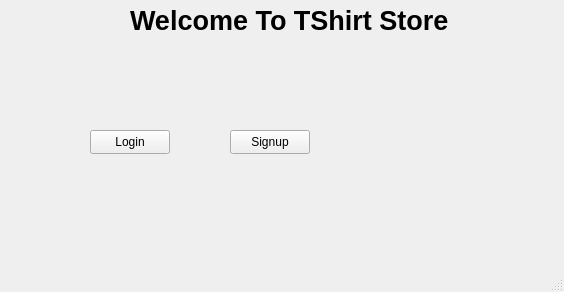
Old version of the form homescreen.ui in the repository Usman-Rizwan04/Ecommerce-store-cpp.
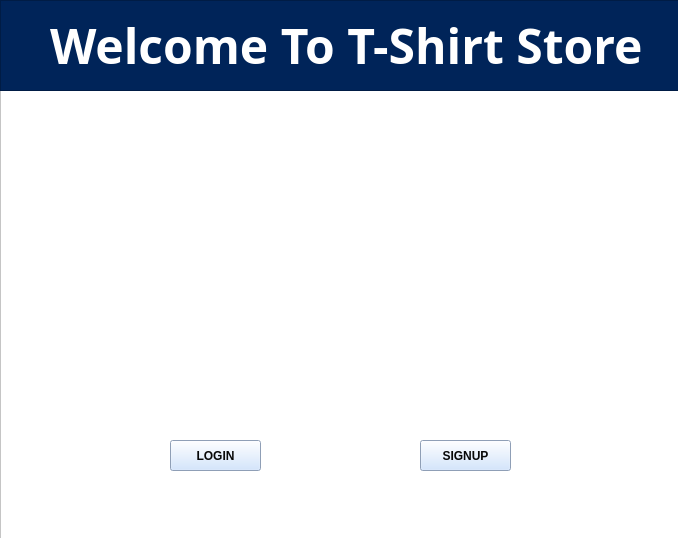
New version of the form. Icons and pictures are not drawn.

Patch:
```diff
--- a/homescreen.ui
+++ b/homescreen.ui
@@ -6,71 +6,145 @@
    <rect>
     <x>0</x>
     <y>0</y>
-    <width>564</width>
-    <height>292</height>
+    <width>678</width>
+    <height>538</height>
    </rect>
   </property>
   <property name="windowTitle">
    <string>HomeScreen</string>
   </property>
   <widget class="QWidget" name="centralwidget">
-   <widget class="QLabel" name="label">
+   <widget class="QFrame" name="frame">
     <property name="geometry">
      <rect>
-      <x>130</x>
+      <x>0</x>
       <y>0</y>
-      <width>321</width>
-      <height>41</height>
+      <width>681</width>
+      <height>541</height>
      </rect>
     </property>
-    <property name="font">
-     <font>
-      <pointsize>20</pointsize>
-      <bold>true</bold>
-     </font>
+    <property name="styleSheet">
+     <string notr="true">background-color: rgb(255, 255, 255);</string>
+    </property>
+    <property name="frameShape">
+     <enum>QFrame::Shape::StyledPanel</enum>
+    </property>
+    <property name="frameShadow">
+     <enum>QFrame::Shadow::Raised</enum>
+    </property>
+    <widget class="QLabel" name="lbl_image">
+     <property name="geometry">
+      <rect>
+       <x>170</x>
+       <y>160</y>
+       <width>331</width>
+       <height>221</height>
+      </rect>
     </property>
     <property name="text">
-     <string>Welcome To TShirt Store</string>
+      <string/>
+     </property>
+     <property name="pixmap">
+      <pixmap>C:/Users/CC/Downloads/—Pngtree—plain t-shirt with a lot_4888759.png</pixmap>
+     </property>
+     <property name="scaledContents">
+      <bool>true</bool>
     </property>
    </widget>
    <widget class="QPushButton" name="loginButton">
     <property name="geometry">
      <rect>
-      <x>90</x>
-      <y>130</y>
-      <width>80</width>
-      <height>24</height>
-     </rect>
-    </property>
+       <x>170</x>
+       <y>440</y>
+       <width>91</width>
+       <height>31</height>
+      </rect>
+     </property>
+     <property name="font">
+      <font>
+       <family>Segoe UI</family>
+       <bold>true</bold>
+      </font>
+     </property>
+     <property name="styleSheet">
+      <string notr="true">color: rgb(8, 8, 8);
+background-color: rgb(200, 223, 255);</string>
+     </property>
     <property name="text">
-     <string>Login</string>
+      <string>LOGIN</string>
     </property>
    </widget>
    <widget class="QPushButton" name="signupButton">
     <property name="geometry">
      <rect>
-      <x>230</x>
-      <y>130</y>
-      <width>80</width>
-      <height>24</height>
-     </rect>
-    </property>
+       <x>420</x>
+       <y>440</y>
+       <width>91</width>
+       <height>31</height>
+      </rect>
+     </property>
+     <property name="font">
+      <font>
+       <family>Segoe UI</family>
+       <bold>true</bold>
+      </font>
+     </property>
+     <property name="styleSheet">
+      <string notr="true">color: rgb(8, 8, 8);
+background-color: rgb(200, 223, 255);</string>
+     </property>
     <property name="text">
-     <string>Signup</string>
-    </property>
-   </widget>
-  </widget>
-  <widget class="QMenuBar" name="menubar">
+      <string>SIGNUP</string>
+     </property>
+    </widget>
+    <widget class="QFrame" name="frame_2">
    <property name="geometry">
     <rect>
      <x>0</x>
      <y>0</y>
-     <width>564</width>
-     <height>21</height>
-    </rect>
-   </property>
-  </widget>
-  <widget class="QStatusBar" name="statusbar"/>
+       <width>681</width>
+       <height>91</height>
+      </rect>
+     </property>
+     <property name="styleSheet">
+      <string notr="true">background-color: rgb(0, 36, 89);</string>
+     </property>
+     <property name="frameShape">
+      <enum>QFrame::Shape::StyledPanel</enum>
+     </property>
+     <property name="frameShadow">
+      <enum>QFrame::Shadow::Raised</enum>
+     </property>
+     <widget class="QLabel" name="label">
+      <property name="geometry">
+       <rect>
+        <x>50</x>
+        <y>10</y>
+        <width>601</width>
+        <height>71</height>
+       </rect>
+      </property>
+      <property name="font">
+       <font>
+        <family>Rockwell</family>
+        <pointsize>36</pointsize>
+        <bold>true</bold>
+       </font>
+      </property>
+      <property name="styleSheet">
+       <string notr="true">color: rgb(255, 255, 255);</string>
+      </property>
+      <property name="text">
+       <string>Welcome To T-Shirt Store</string>
+      </property>
+     </widget>
+    </widget>
+    <zorder>frame_2</zorder>
+    <zorder>lbl_image</zorder>
+    <zorder>loginButton</zorder>
+    <zorder>signupButton</zorder>
+   </widget>
+  </widget>
  </widget>
  <resources/>
  <connections/>
```
Lines whose indentation alone changed are shown as unchanged.
